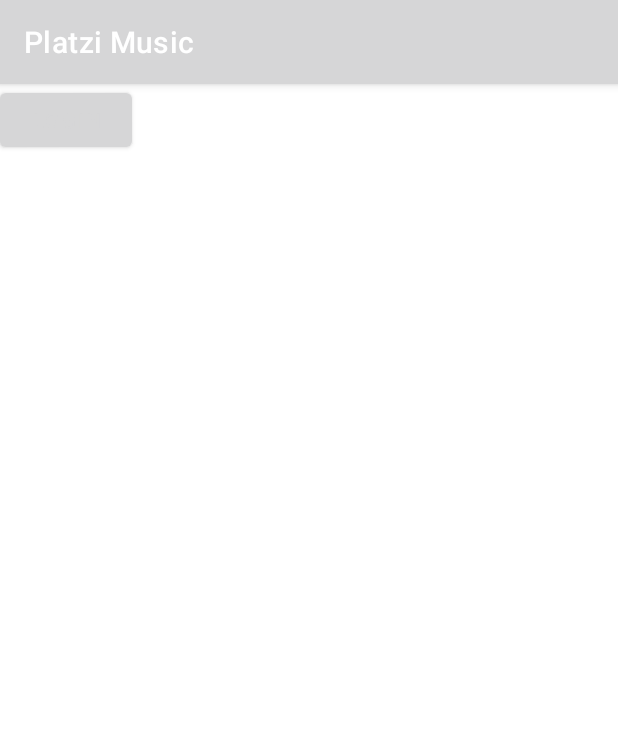
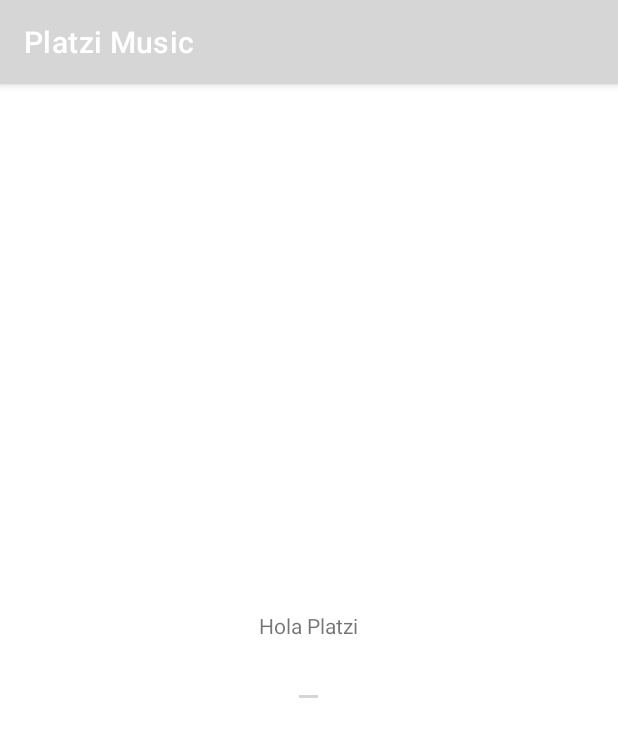
Before and after one commit to Daniel-Fernandez-Guarneros/Dise-o_Interfaces_Android_Studio, an Android app: the screen it shows after launch (MainActivity), on a phone screen of 412 x 824 dp. Shown: the top 737 px of the screen. Run offline under Robolectric (Android 15) with nearby library versions, the phone set to English and light mode, and no system bars.

Commit message:
3_1 ViewGroup y View Diferencias basicas

```diff
--- a/app/src/main/res/layout/activity_main.xml
+++ b/app/src/main/res/layout/activity_main.xml
@@ -1,16 +1,16 @@
 <?xml version="1.0" encoding="utf-8"?>
-<androidx.constraintlayout.widget.ConstraintLayout xmlns:android="http://schemas.android.com/apk/res/android"
-    xmlns:app="http://schemas.android.com/apk/res-auto"
-    xmlns:tools="http://schemas.android.com/tools"
+<LinearLayout xmlns:android="http://schemas.android.com/apk/res/android"
     android:layout_width="match_parent"
-    android:layout_height="match_parent"
-    tools:context=".MainActivity">
+    android:orientation="vertical"
+    android:gravity="center"
+    android:layout_height="match_parent">
 
-    <Button
-        android:id="@+id/button2"
+    <TextView
         android:layout_width="wrap_content"
         android:layout_height="wrap_content"
-        android:text="Login"
-        tools:layout_editor_absoluteX="162dp"
-        tools:layout_editor_absoluteY="374dp" />
-</androidx.constraintlayout.widget.ConstraintLayout>
+        android:text="Hola Platzi"/>
+    <EditText
+        android:layout_width="wrap_content"
+        android:layout_height="wrap_content"/>
+
+</LinearLayout>
```
